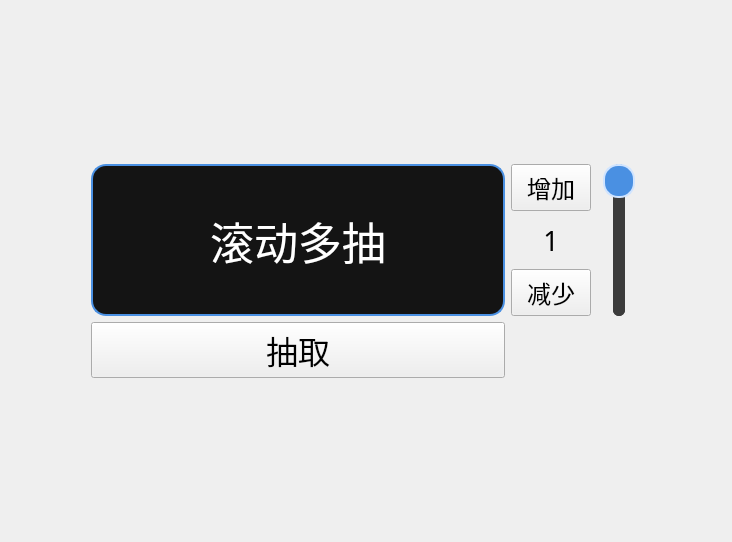
The window that ui/WidgetScrollMulti.ui (HQZ-OhNone/randname) describes before a commit, drawn with Qt 5.
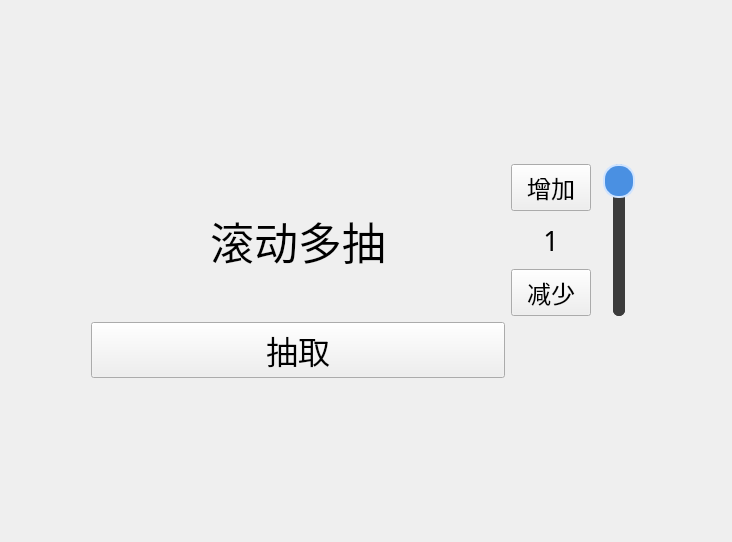
The same window after the commit.

Diff of the .ui file:
```diff
--- a/ui/WidgetScrollMulti.ui
+++ b/ui/WidgetScrollMulti.ui
@@ -122,16 +122,6 @@
        <pointsize>33</pointsize>
       </font>
      </property>
-     <property name="styleSheet">
-      <string notr="true">QLabel {
-    background-color: rgba(20, 20, 20, 255);  /* 深色背景 */
-    border: 2px solid #4A90E2;                /* 蓝色边框 */
-    border-radius: 15px;                      /* 圆角半径 */
-    padding: 8px;                             /* 内边距 */
-    color: white;                             /* 字体颜色 */
-}
-</string>
-     </property>
      <property name="text">
       <string>滚动多抽</string>
      </property>
```
